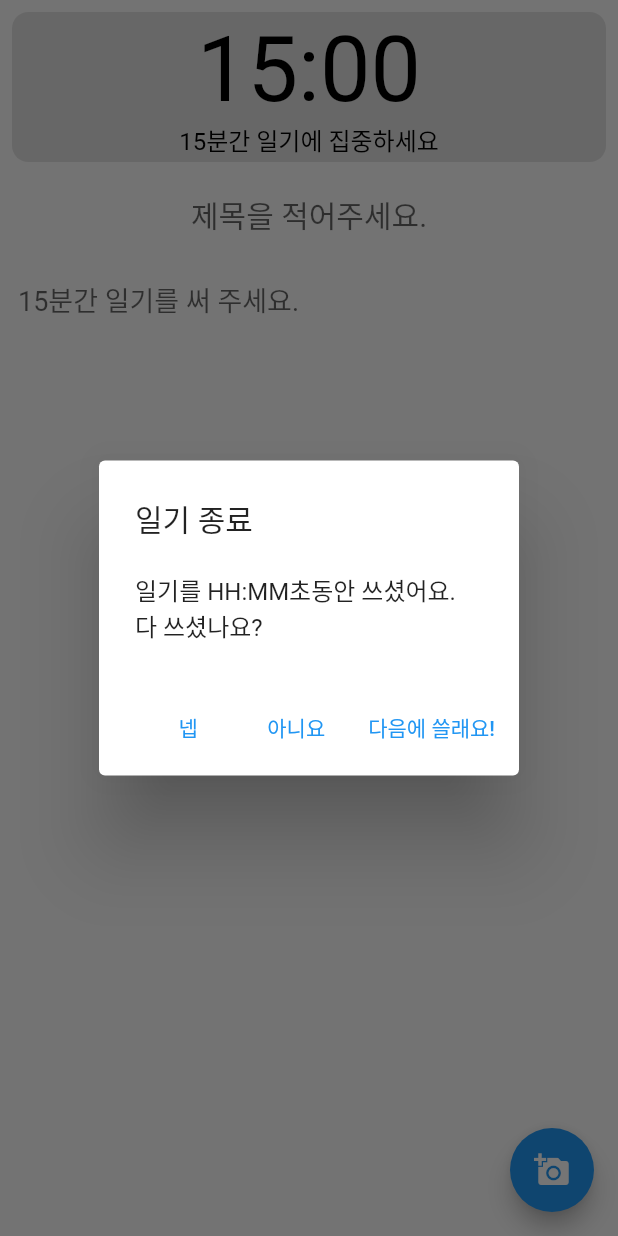
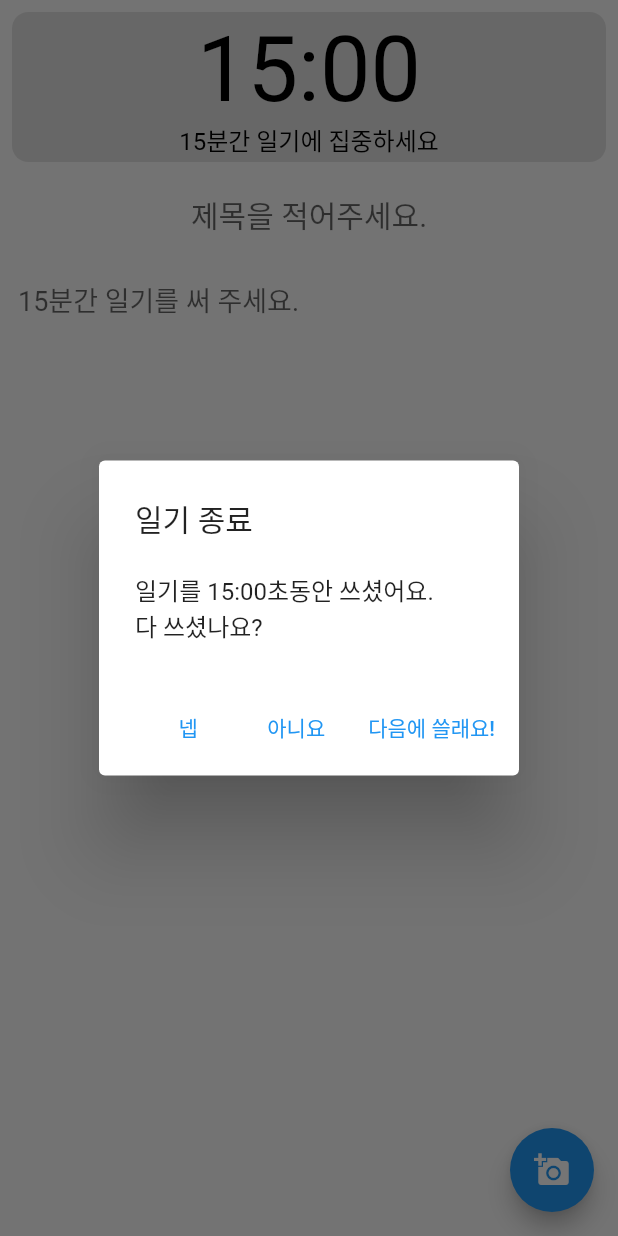
Before and after one commit to C0deWave/fifteen_minute_diary, a Flutter app: the WriteDiaryScreen screen opened by its route, after a tap on an icon or button, on a phone screen of 412 x 824 dp. Run offline on Flutter 3.47's test engine with Material 2 defaults, Android fonts, the light colour scheme and no system bars; our stand-ins replace auto_size_text, date_format, flutter_sticky_header, flutter_svg_provider, get, hive and 5 more; missing offline and left inert: cupertino_tabbar, timer_builder; accounts and stored records are empty; statements that could not run were skipped.

Commit message:
Feat: 일기 종료 알림 시 남은시간 보여주기
- k_akert_content를 앞과 뒤로 나눈 다음에 남은시간을 보여줌
- getCurrentTime 함수를 만들어서 남은시간 가져옴

```diff
--- a/lib/constant.dart
+++ b/lib/constant.dart
@@ -11,7 +11,8 @@ const caturl =
 const k_timer_herotag = "herowidget";
 const k_timer_duration = 15 * 60;
 const k_alert_title = "일기 종료";
-const k_alert_content = "일기를 HH:MM초동안 쓰셨어요.\n다 쓰셨나요?";
+const k_alert_content1 = "일기를 ";
+const k_alert_content2 = "초동안 쓰셨어요.\n다 쓰셨나요?";
 const k_alert_yes = "넵";
 const k_alert_no = "아니요";
 const k_alert_cancle = "다음에 쓸래요!";
--- a/lib/controller/timer_controller.dart
+++ b/lib/controller/timer_controller.dart
@@ -59,4 +59,8 @@ class TimerController extends GetxController {
   }
 
   String twoDigits(int n) => n >= 10 ? "$n" : "0$n";
+
+  String getCurrentTime() {
+    return "${twoDigits(_timerDuration ~/ 60)}:${twoDigits((_timerDuration % 60).toInt())}";
+  }
 }
--- a/lib/write_diary_screen/component/hero_timer_widget.dart
+++ b/lib/write_diary_screen/component/hero_timer_widget.dart
@@ -34,7 +34,9 @@ class HeroTimerWidget extends StatelessWidget {
       context: context,
       builder: (context) => CupertinoAlertDialog(
         title: Text(k_alert_title),
-        content: Text(k_alert_content),
+        content: Text(k_alert_content1 +
+            Get.find<TimerController>().getCurrentTime() +
+            k_alert_content2),
         actions: <Widget>[
           CupertinoDialogAction(
             child: Text(k_alert_yes),
@@ -71,7 +73,9 @@ class HeroTimerWidget extends StatelessWidget {
       context: context,
       builder: (context) => AlertDialog(
         title: Text(k_alert_title),
-        content: Text(k_alert_content),
+        content: Text(k_alert_content1 +
+            Get.find<TimerController>().getCurrentTime() +
+            k_alert_content2),
         actions: <Widget>[
           TextButton(
             child: Text(k_alert_yes),
```
